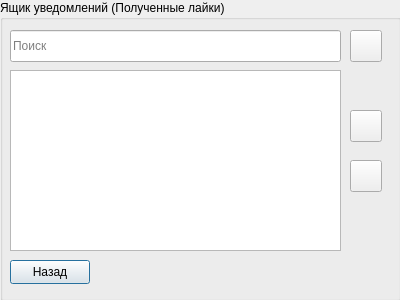
First picture: the form in forms/fourth.ui, repository YupiSoftwarePunk/Flirt-Finder, before the edit.
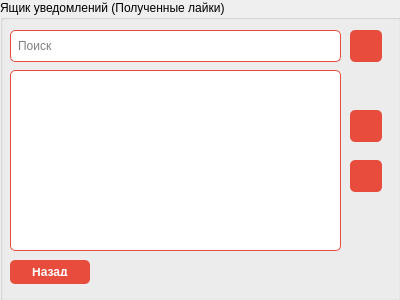
Second picture: the form after the edit. Icons and pictures are not drawn.

```diff
--- a/forms/fourth.ui
+++ b/forms/fourth.ui
@@ -13,6 +13,46 @@
   <property name="windowTitle">
    <string>Dialog</string>
   </property>
+  <property name="styleSheet">
+   <string notr="true">background-color: #ffffff;
+
+QGroupBox {
+    border: 2px solid #e74c3c;
+    border-radius: 8px;
+    margin-top: 10px;
+    padding-top: 15px;
+    font-weight: bold;
+    color: #2c3e50;
+}
+
+QListWidget {
+    border: 1px solid #e74c3c;
+    border-radius: 5px;
+    background: #ffffff;
+    alternate-background-color: #ecf0f1;
+}
+
+QListWidget::item:selected {
+    background: #e74c3c;
+    color: #ffffff;
+}
+
+QPushButton {
+    background-color: #e74c3c;
+    color: #ffffff;
+    border: none;
+    border-radius: 5px;
+    padding: 8px 16px;
+    font-weight: bold;
+}
+
+QLineEdit {
+    border: 1px solid #e74c3c;
+    border-radius: 5px;
+    padding: 5px;
+    background: #ffffff;
+}</string>
+  </property>
   <widget class="QGroupBox" name="groupBox">
    <property name="geometry">
     <rect>
```
